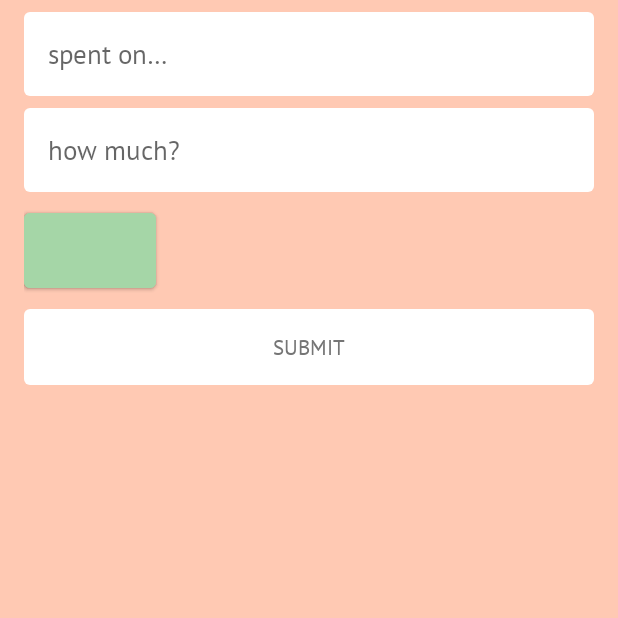
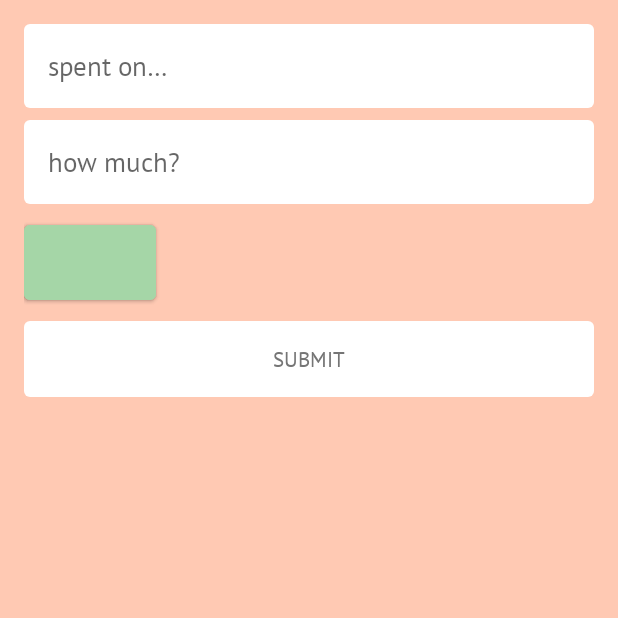
Before and after one commit to MehdiNosrati/pfm, an Android app: the TransactionFragment screen opened through its navigation route, on a phone screen of 412 x 824 dp, the top half of it. Run offline under Robolectric (Android 15) with nearby library versions, the phone set to English and light mode, and no system bars; our stand-ins replace Room's generated code, data binding; plain views replace SegmentedButton, SegmentedButtonGroup; 1 statement that could not run was skipped.

Commit message:
give top edit text a little more space

```diff
--- a/app/src/main/res/layout/fragment_transaction.xml
+++ b/app/src/main/res/layout/fragment_transaction.xml
@@ -15,7 +15,7 @@
             android:id="@+id/title"
             android:layout_width="match_parent"
             android:layout_height="wrap_content"
-            android:layout_marginTop="@dimen/_8dp"
+            android:layout_marginTop="@dimen/_16dp"
             android:layout_marginEnd="@dimen/_16dp"
             android:layout_marginStart="@dimen/_16dp"
             android:background="@drawable/ic_round_white"
```
